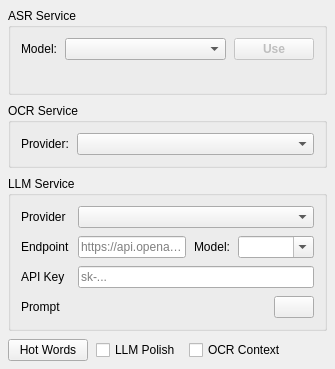
Before: the Qt Designer form src/asr_setting_widget.ui in xiaodaxia-2008/TalkInput, drawn with Qt 5.
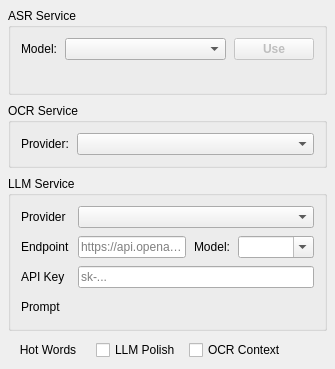
After: the same form once the commit is applied.

Commit message: Flat buttons via UI file + QSS border:none for icon buttons

```diff
--- a/src/asr_setting_widget.ui
+++ b/src/asr_setting_widget.ui
@@ -259,6 +259,9 @@
         </item>
         <item>
          <widget class="QPushButton" name="promptEditButton">
+           <property name="flat">
+            <bool>true</bool>
+           </property>
           <property name="toolTip">
            <string>Edit user prompt</string>
           </property>
@@ -289,6 +292,9 @@
      </property>
      <item>
       <widget class="QPushButton" name="hotwordsButton">
+        <property name="flat">
+         <bool>true</bool>
+        </property>
        <property name="toolTip">
         <string>Edit hot words</string>
        </property>
```
Lines whose indentation alone changed are shown as unchanged. The commit also changes 2 other files.
